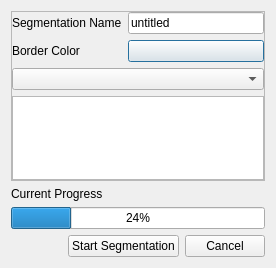
The window that CDTStudio/dialognewsegmentation.ui (chenguanzhou/CDTStudio) describes before a commit, drawn with Qt 5.
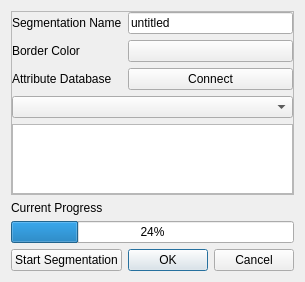
The same window after the commit. Custom widgets are drawn as their Qt base class.

Commit message: 1. Move DBConnInfo to CDTSegmentationLayer 2. fix some bugs

Diff of the .ui file:
```diff
--- a/CDTStudio/dialognewsegmentation.ui
+++ b/CDTStudio/dialognewsegmentation.ui
@@ -6,8 +6,8 @@
    <rect>
     <x>0</x>
     <y>0</y>
-    <width>276</width>
-    <height>268</height>
+    <width>304</width>
+    <height>278</height>
    </rect>
   </property>
   <property name="windowTitle">
@@ -36,7 +36,7 @@
        <number>0</number>
       </property>
       <item>
-       <layout class="QGridLayout" name="gridLayout">
+       <layout class="QFormLayout" name="formLayout">
         <item row="0" column="0">
          <widget class="QLabel" name="label">
           <property name="text">
@@ -44,14 +44,7 @@
           </property>
          </widget>
         </item>
-        <item row="1" column="0">
-         <widget class="QLabel" name="label_4">
-          <property name="text">
-           <string>Border Color</string>
-          </property>
-         </widget>
-        </item>
-        <item row="0" column="1" colspan="2">
+        <item row="0" column="1">
          <widget class="QLineEdit" name="lineEditName">
           <property name="sizePolicy">
            <sizepolicy hsizetype="Minimum" vsizetype="Fixed">
@@ -64,13 +57,34 @@
           </property>
          </widget>
         </item>
-        <item row="1" column="1" colspan="2">
+        <item row="1" column="0">
+         <widget class="QLabel" name="label_4">
+          <property name="text">
+           <string>Border Color</string>
+          </property>
+         </widget>
+        </item>
+        <item row="1" column="1">
          <widget class="QtColorPicker" name="colorPicker">
           <property name="text">
            <string/>
           </property>
          </widget>
         </item>
+        <item row="2" column="1">
+         <widget class="QPushButton" name="pushButtonDBInfo">
+          <property name="text">
+           <string>Connect</string>
+          </property>
+         </widget>
+        </item>
+        <item row="2" column="0">
+         <widget class="QLabel" name="label_2">
+          <property name="text">
+           <string>Attribute Database</string>
+          </property>
+         </widget>
+        </item>
        </layout>
       </item>
       <item>
@@ -128,7 +142,7 @@
      <item>
       <widget class="QDialogButtonBox" name="buttonBox">
        <property name="standardButtons">
-        <set>QDialogButtonBox::Cancel</set>
+        <set>QDialogButtonBox::Cancel|QDialogButtonBox::Ok</set>
        </property>
       </widget>
      </item>
```
The commit also changes 8 other files.
